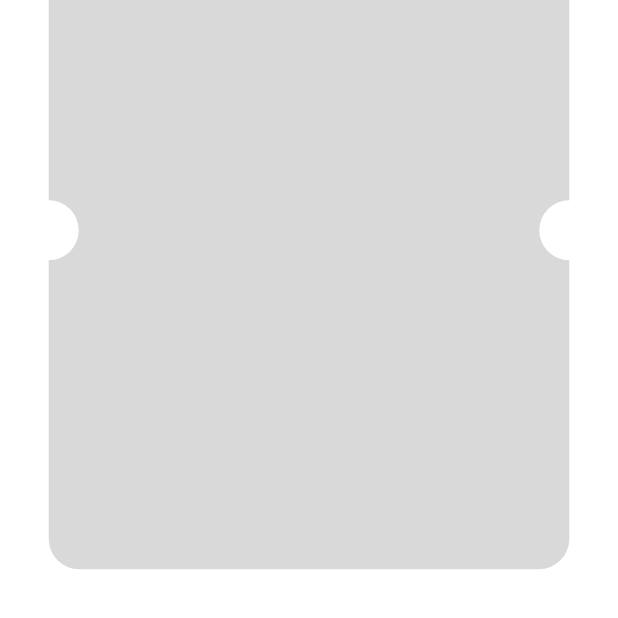
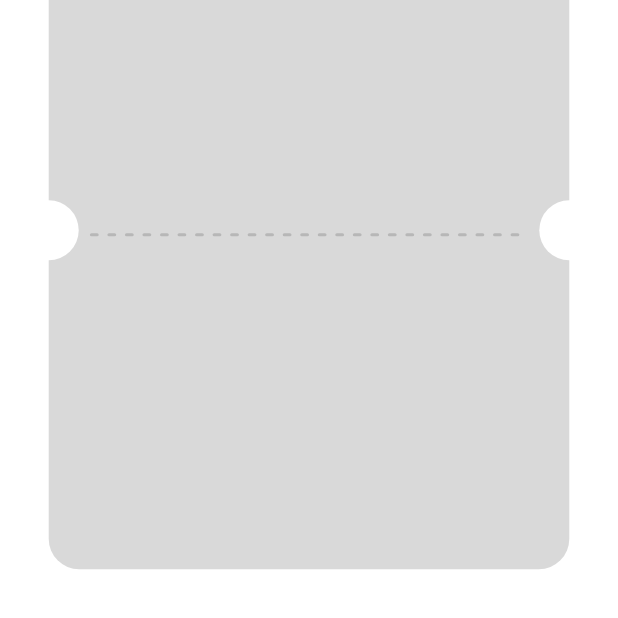
Before and after one commit to MohammedGhazaly/payment_flutter, a Flutter app: the ThankYouView screen opened directly, on a phone screen of 412 x 824 dp, the part 618-1236 px from its top. Run offline on Flutter 3.47's test engine with Material 3 defaults, Android fonts, the phone set to English and light mode, and no system bars; our stand-ins replace equatable, flutter_credit_card, flutter_screenutil, flutter_svg.

Commit message:
Added dashed lines

```diff
--- /dev/null
+++ b/lib/features/checkout/presentation/views/thank_you_widgets/custom_dashed_lines.dart
@@ -0,0 +1,37 @@
+import 'package:flutter/material.dart';
+import 'package:flutter_screenutil/flutter_screenutil.dart';
+
+class CustomDashedLines extends StatelessWidget {
+  const CustomDashedLines({
+    super.key,
+  });
+
+  @override
+  Widget build(BuildContext context) {
+    return Positioned(
+      left: 0,
+      right: 0,
+      bottom: MediaQuery.sizeOf(context).height * 0.25,
+      child: FractionalTranslation(
+        translation: Offset(0, -8),
+        child: Padding(
+          padding: EdgeInsets.symmetric(horizontal: 25.w),
+          child: Row(
+            children: List.generate(50, (index) {
+              return Expanded(
+                child: Container(
+                  height: 2,
+                  decoration: BoxDecoration(
+                      color: index % 2 == 0
+                          ? Color(0xFFB7B7B7)
+                          : Colors.transparent,
+                      borderRadius: BorderRadius.all(Radius.circular(5.r))),
+                ),
+              );
+            }),
+          ),
+        ),
+      ),
+    );
+  }
+}
--- a/lib/features/checkout/presentation/views/thank_you_widgets/thank_you_body.dart
+++ b/lib/features/checkout/presentation/views/thank_you_widgets/thank_you_body.dart
@@ -1,4 +1,5 @@
 import 'package:flutter/material.dart';
+import 'package:flutter_payments/features/checkout/presentation/views/thank_you_widgets/custom_dashed_lines.dart';
 import 'package:flutter_payments/features/checkout/presentation/views/thank_you_widgets/green_circle.dart';
 import 'package:flutter_payments/features/checkout/presentation/views/thank_you_widgets/white_bottom_circle.dart';
 import 'package:flutter_screenutil/flutter_screenutil.dart';
@@ -21,7 +22,8 @@ class ThankYouBody extends StatelessWidget {
             ),
             const WhiteBottomCircle(xOffset: -0.5),
             const WhiteBottomCircle(xOffset: 0.5, right: 0),
-            GreenCircle()
+            GreenCircle(),
+            CustomDashedLines()
           ],
         ),
       ),
```
